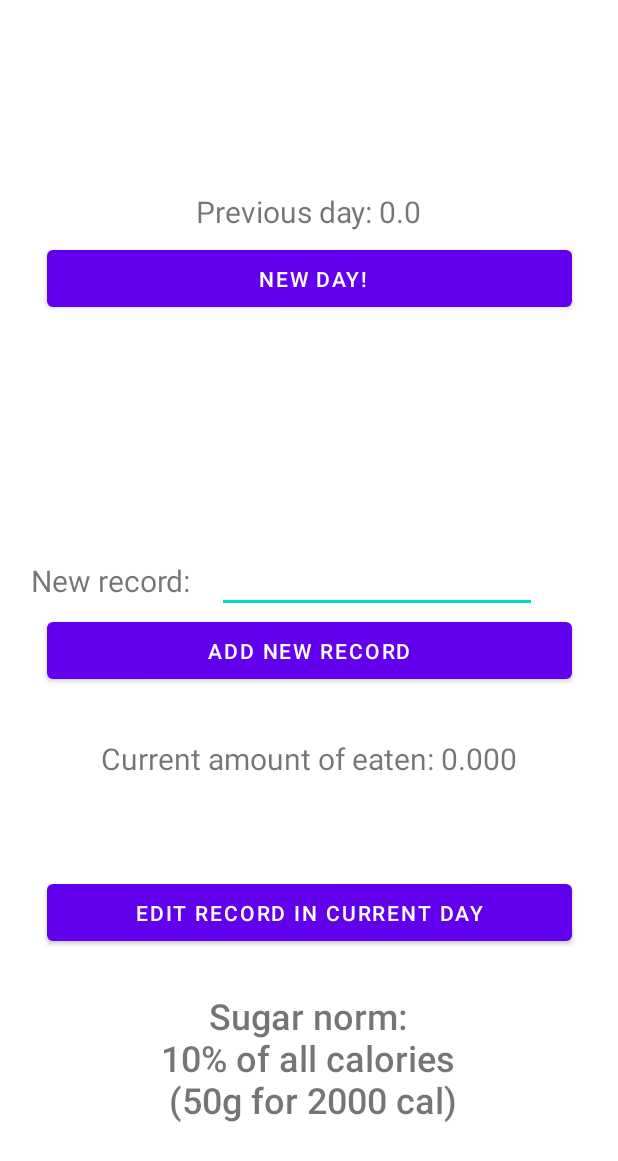
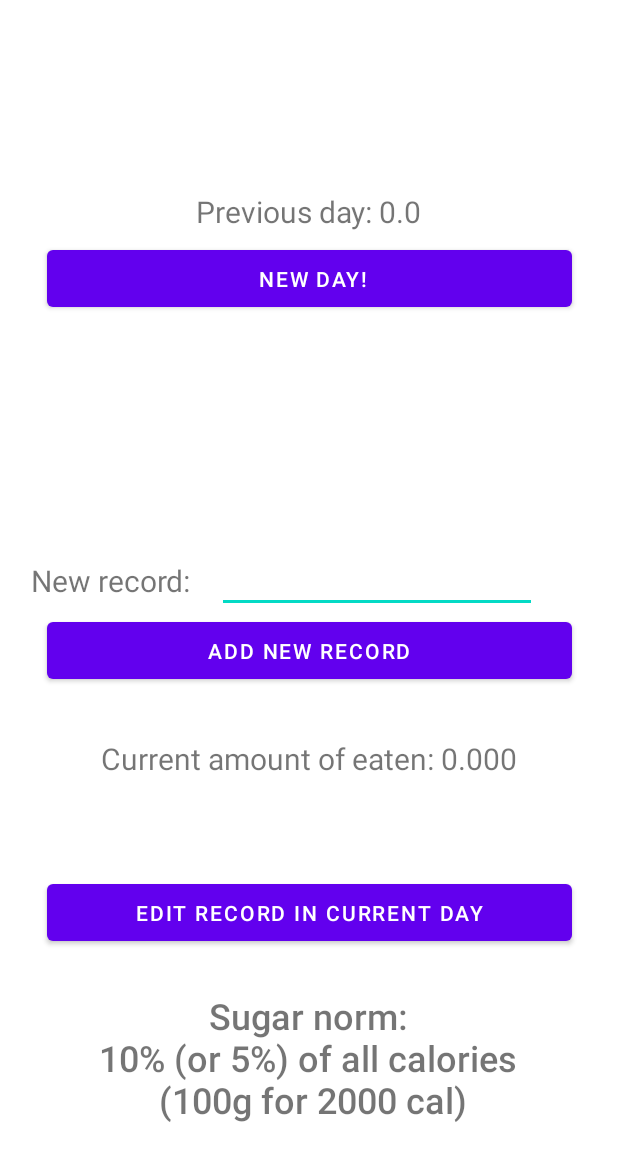
Before and after one commit to TheSawIsTheLaw/SugarEatenController, an Android app: the screen it shows after launch (MainActivity), on a phone screen of 412 x 824 dp. Shown: the top 1161 px of the screen. Run offline under Robolectric (Android 15) with nearby library versions, the light colour scheme and no system bars.

Commit message:
FIX: info about norm of sugar

```diff
--- a/SugarEatenController/app/src/main/res/values/strings.xml
+++ b/SugarEatenController/app/src/main/res/values/strings.xml
@@ -1,6 +1,6 @@
 <resources>
     <string name="app_name">SugarEatenController</string>
-    <string name="sugar_norm">Sugar norm:\n10% of all calories\n (50g for 2000 cal)</string>
+    <string name="sugar_norm">Sugar norm:\n10% (or 5%) of all calories\n (100g for 2000 cal)</string>
     <string name="previous_day">Previous day:</string>
     <string name="new_record_label">New record:</string>
     <string name="add_new_record_button">Add new record</string>
```
